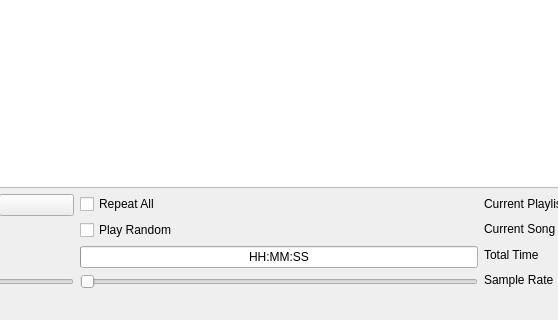
First picture: the form in mainwindow.ui, repository Bratski/MP3PlayerWifi, before the edit; both pictures show x 334 to 892 and y 207 to 527 of the 1025 by 527 pixel window.
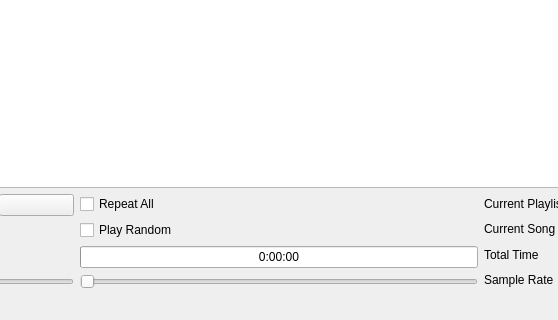
Second picture: the form after the edit. Icons and pictures are not drawn.

Commit message: set progress bar, slider and timestamp song

What changed in the file:
```diff
--- a/mainwindow.ui
+++ b/mainwindow.ui
@@ -228,7 +228,7 @@
          <bool>false</bool>
         </property>
         <property name="format">
-         <string>HH:MM:SS</string>
+         <string>0:00:00</string>
         </property>
        </widget>
       </item>
```
The commit also changes 3 other files.
